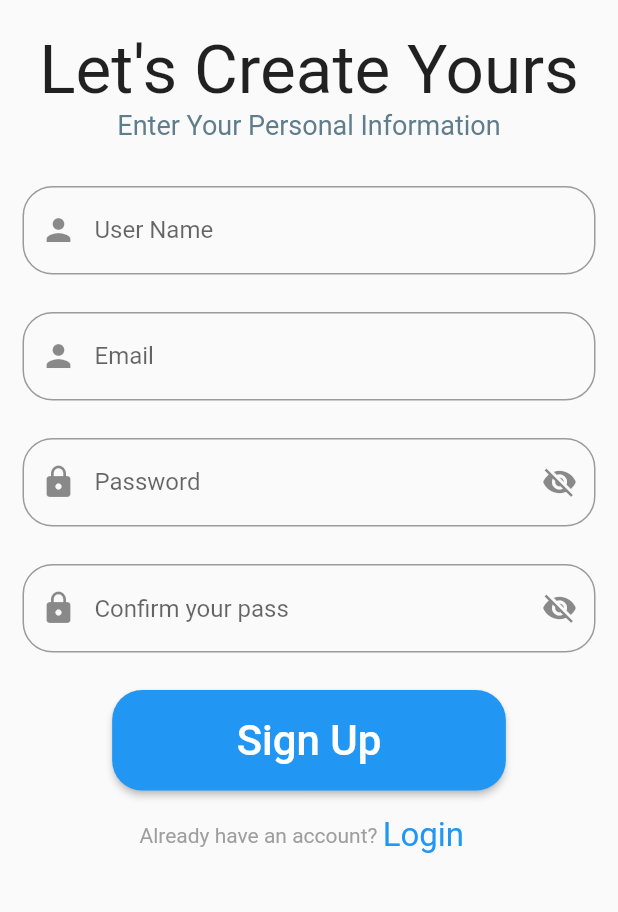
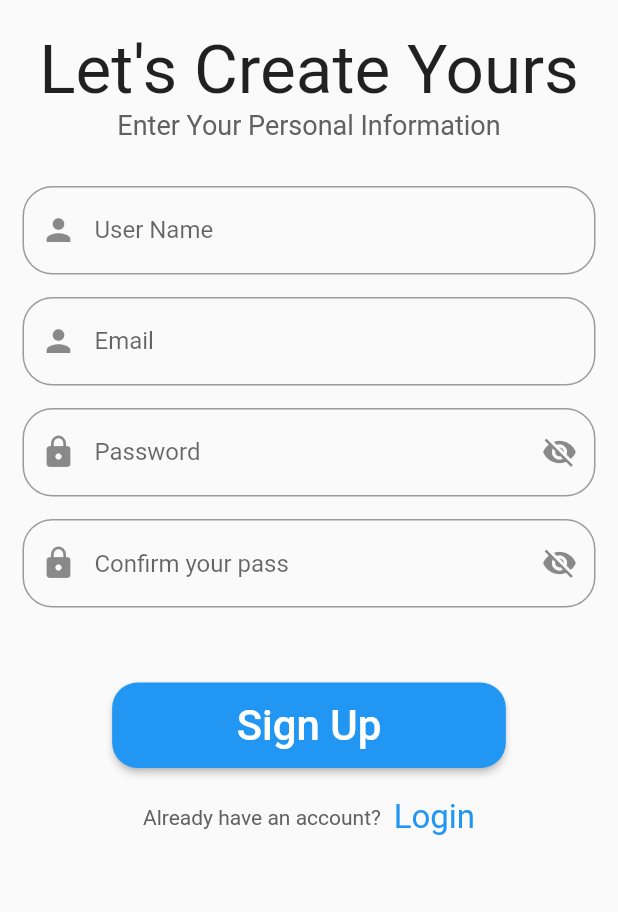
Before and after one commit to rana-sheta/final_project, a Flutter app: the login screen opened directly, after a tap on "Register", on a phone screen of 412 x 824 dp, the part 300-1212 px from its top. Run offline on Flutter 3.47's test engine with Material 2 defaults, Android fonts, the phone set to English and light mode, and no system bars; our stand-ins replace firebase_auth, firebase_core, google_fonts, shared_preferences; missing offline and left inert: regexpattern; accounts and stored records are empty; network calls fail; Roboto replaces fonts that are missing (Aladin).

Commit message:
edit sign up

```diff
--- a/lib/main.dart
+++ b/lib/main.dart
@@ -23,7 +23,7 @@ class MyApp extends StatelessWidget{
       // theme: ThemeData(
       // //   fontFamily: GoogleFonts.lato().fontFamily,
       // // ),
-      home:onboarding_screen(),
+      home:login(),
       //login(),
 
     );
--- a/lib/view/widgets/login-page.dart
+++ b/lib/view/widgets/login-page.dart
@@ -91,12 +91,12 @@ class _loginState extends State<login> {
                   padding: EdgeInsets.only(left: 200,top: 10),
                   child: Text("Forget your password?",style: TextStyle(color: Colors.grey.shade700),),
                 ),
-                SizedBox(height: 60,),
+                SizedBox(height: 70,),
 
                 ElevatedButton(
                      style: ElevatedButton.styleFrom(
                        backgroundColor: Colors.black87,
-                        padding: EdgeInsets.symmetric(horizontal: 83,vertical: 14),
+                        padding: EdgeInsets.symmetric(horizontal: 83,vertical: 12),
                        shape: RoundedRectangleBorder(borderRadius: BorderRadius.circular(17.0),),
                     ),
                     onPressed: () async {
@@ -121,12 +121,15 @@ class _loginState extends State<login> {
                     TextStyle( fontSize: 28),)),
                 ),
                 SizedBox(
-                  height: 25,
+                  height: 20,
                 ),
                 Row(
                   mainAxisAlignment: MainAxisAlignment.center,
                   children: [
                     Text("Don't have an account? ",style: TextStyle(color: Colors.grey.shade700,fontSize: 16),),
+                    SizedBox(
+                      width: 5,
+                    ),
                     InkWell(
                       child:Text("Register",style: GoogleFonts.aladin(textStyle:
                       TextStyle(color: Colors.black87,fontSize: 20))) ,
--- a/lib/view/widgets/signup.dart
+++ b/lib/view/widgets/signup.dart
@@ -1,7 +1,9 @@
+import 'package:firebase_auth/firebase_auth.dart';
 import 'package:flutter/cupertino.dart';
 import 'package:flutter/material.dart';
 import 'package:google_fonts/google_fonts.dart';
 import 'package:project/view/widgets/login-page.dart';
+import 'package:regexpattern/regexpattern.dart';
 
 import 'after_login.dart';
 
@@ -14,7 +16,7 @@ class signup extends StatefulWidget {
 
 class _signupState extends State<signup> {
   bool _passVisible = true;
-  final formKey=GlobalKey<FormState>();
+  final _formKey=GlobalKey<FormState>();
   TextEditingController emailControler=TextEditingController();
   TextEditingController passwordControler=TextEditingController();
 
@@ -31,6 +33,8 @@ class _signupState extends State<signup> {
       // //   ),
       // // ),
       body:SingleChildScrollView(
+        child: Form(
+          key: _formKey,
           child: Padding(
             padding: const EdgeInsets.all(15.0),
             child: Column(
@@ -56,7 +60,7 @@ class _signupState extends State<signup> {
                   //
                 ),
                 // SizedBox(height: 1,),
-              Text("Enter Your Personal Information",style: GoogleFonts.aladin(textStyle:TextStyle(color: Colors.blueGrey,fontSize: 18), ),
+                Text("Enter Your Personal Information",style: GoogleFonts.aladin(textStyle:TextStyle(color:Colors.grey.shade700,fontSize: 18), ),
                 ) ,
                 SizedBox(height: 30,),
                 TextFormField(
@@ -68,9 +72,18 @@ class _signupState extends State<signup> {
                         borderRadius : BorderRadius.all(Radius.circular(20.0))
                     ),
                   ),
+                  validator: (value){
+                    bool isMatch = value!.isUsername();
+                    if ( isMatch ){
+                      return null;
+                    }
+                    else{
+                      return 'please enter correct username';
+                    }
+                  },
 
                 ),
-              SizedBox(height: 25,),
+                SizedBox(height: 15,),
                 TextFormField(
                   controller: emailControler,
                   decoration: const InputDecoration(
@@ -81,9 +94,17 @@ class _signupState extends State<signup> {
                         borderRadius : BorderRadius.all(Radius.circular(20.0))
                     ),
                   ),
-
+                  validator: (value){
+                    bool isMatch = value!.isEmail();
+                    if ( isMatch ){
+                      return null;
+                    }
+                    else{
+                      return 'please enter correct email';
+                    }
+                  },
                 ),
-              SizedBox(height: 25,),
+                SizedBox(height: 15,),
                 TextFormField(
                   obscureText: _passVisible,
                   controller:passwordControler,
@@ -103,11 +124,19 @@ class _signupState extends State<signup> {
                       borderRadius : BorderRadius.all(Radius.circular(20.0)),
                     ),
                   ),
+                  validator: (value){
+                    bool isMatch = value!.isPasswordEasy() ;
+                    if ( isMatch ){
+                      return null;
+                    }
+                    else{
+                      return 'please enter correct password';
+                    }
+                  },
                 ),
-              SizedBox(height: 25,),
+                SizedBox(height: 15,),
                 TextFormField(
                   obscureText: _passVisible,
-                controller:passwordControler,
                   decoration: InputDecoration(
                     hintText: "Confirm your pass",
                     prefixIcon: Icon(Icons.lock),
@@ -123,28 +152,48 @@ class _signupState extends State<signup> {
                       borderRadius : BorderRadius.all(Radius.circular(20.0)),
                     ),
                   ),
+                  validator: (value){
+                    if (value == passwordControler.text){
+                      return null;
+                    }
+                    else{
+                      return 'not matched';
+                    }
+                  },
                 ),
-              SizedBox(height: 25,),
+                SizedBox(height: 50,),
                 ElevatedButton(
                     style: ElevatedButton.styleFrom(
-                    padding: EdgeInsets.symmetric(horizontal: 83,vertical: 17),
-                    shape: RoundedRectangleBorder(borderRadius: BorderRadius.circular(20.0),),
+                      padding: EdgeInsets.symmetric(horizontal: 83,vertical: 12),
+                      shape: RoundedRectangleBorder(borderRadius: BorderRadius.circular(17.0),),
                     ),
                     onPressed: () async {
-
+                      if (_formKey.currentState!.validate()){
+                        firebaseSignUp(emailControler.text, passwordControler.text);
                         Navigator.push(context, MaterialPageRoute(
                           builder: (context) =>
-                          after_login(),),);},
+                              after_login(),),);
+                      }
+                      else{
+                        ScaffoldMessenger.of(context).showSnackBar(
+                            const SnackBar(content: Text('Sign Up Failed')));
+                      }
+
+                      },
 
                     child: Text( "Sign Up",style: GoogleFonts.aladin(textStyle:
                     TextStyle(fontSize: 28),)),
                 ),
-
-              Container(
-                  margin: EdgeInsets.only(left: 78,top: 17),
-                  child:Row(
+                SizedBox(
+                  height: 20,
+                ),
+                Row(
+                  mainAxisAlignment: MainAxisAlignment.center,
                   children: [
-                      Text("Already have an account? ",style: TextStyle(color: Colors.grey),),
+                    Text("Already have an account? ",style: TextStyle(color: Colors.grey.shade700),),
+                    SizedBox(
+                      width: 5,
+                    ),
                     InkWell(
                       child:Text("Login",style:GoogleFonts.aladin(textStyle:
                       TextStyle(color: Colors.blue,fontSize: 22))) ,
@@ -156,11 +205,32 @@ class _signupState extends State<signup> {
                       },
                     )
                   ],
-                  )),
+                ),
               ],
+            ),
           ),
         ),
       ) ,
     );
   }
+  firebaseSignUp(String email , String password) async {
+    try {
+      await FirebaseAuth.instance.createUserWithEmailAndPassword(
+        email: email,
+        password: password,
+      );
+      await FirebaseAuth.instance.signInWithEmailAndPassword(
+          email: email,
+          password: password
+      );
+    } on FirebaseAuthException catch (e) {
+      if (e.code == 'weak-password') {
+        print('The password provided is too weak.');
+      } else if (e.code == 'email-already-in-use') {
+        print('The account already exists for that email.');
       }
+    } catch (e) {
+      print(e);
+    }
+  }
+}
--- a/pubspec.yaml
+++ b/pubspec.yaml
@@ -42,6 +42,7 @@ dependencies:
   dio: ^5.3.2
   flutter_bloc: ^8.1.3
   google_fonts: ^5.1.0
+  regexpattern: ^2.5.0
 
 dev_dependencies:
   flutter_test:
```
Also changed, not shown: pubspec.lock. Lines whose indentation alone changed are shown as unchanged.
